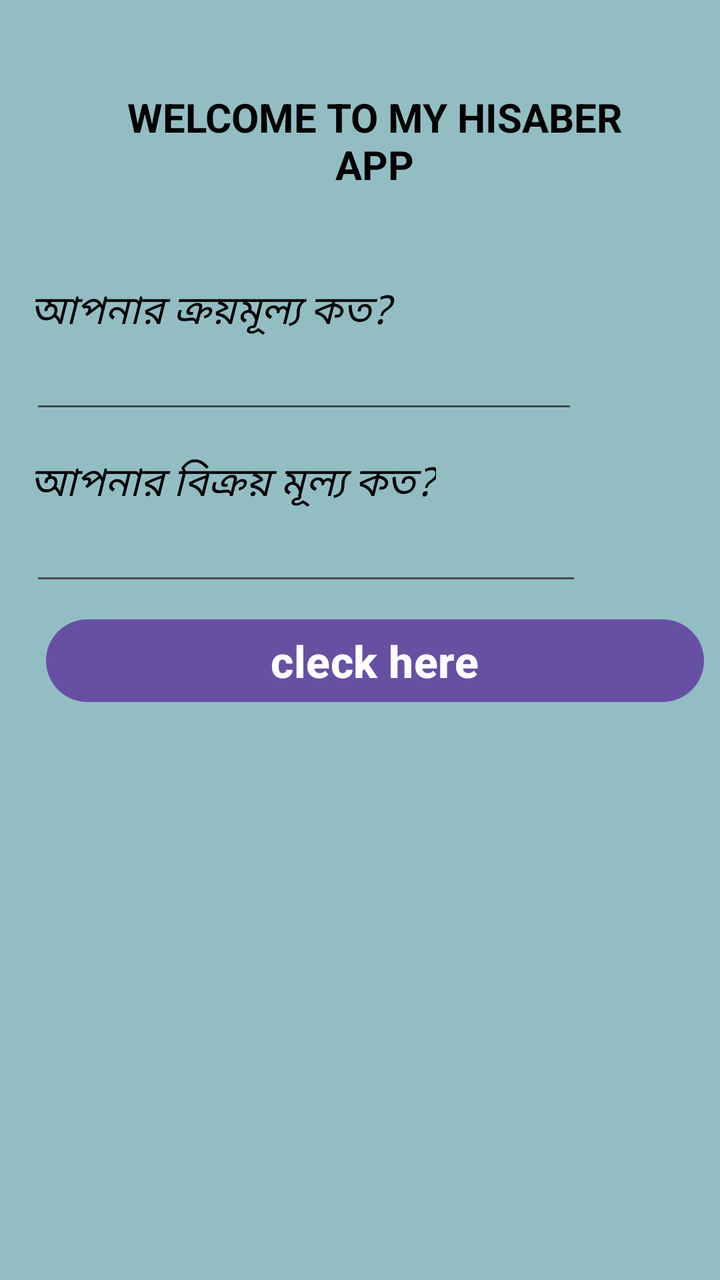
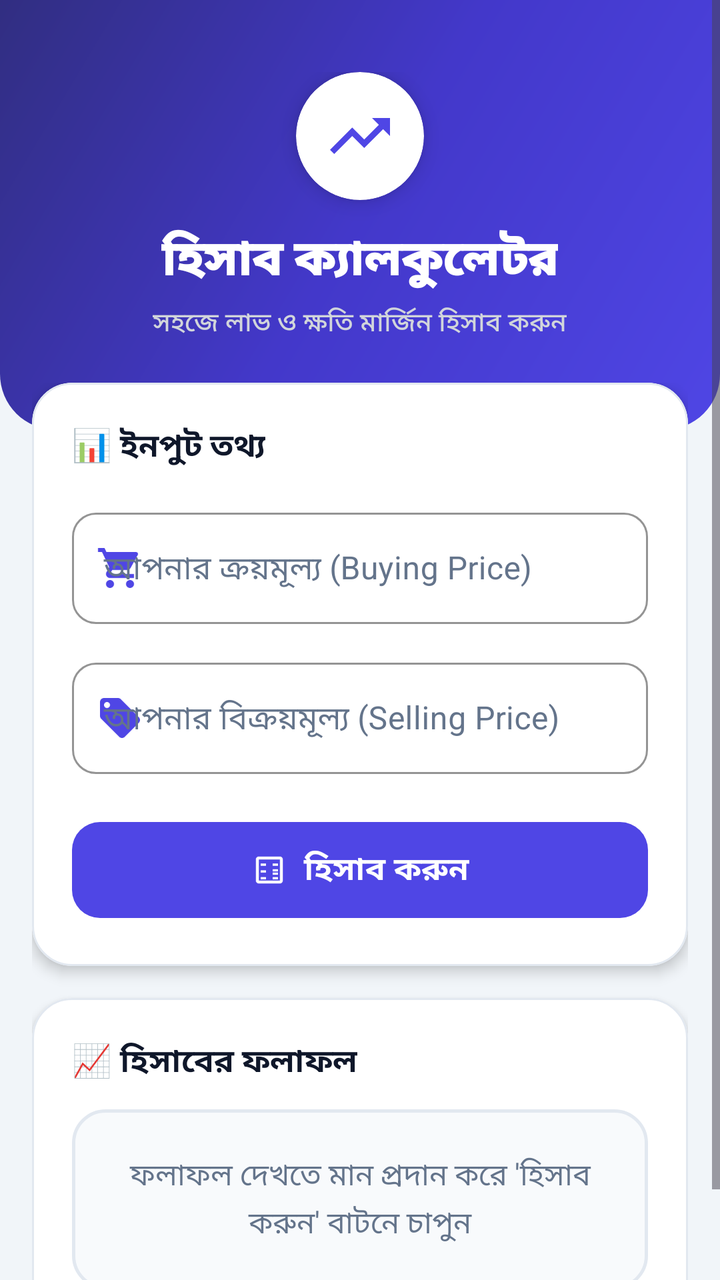

Two renders of the same Android screen: before a commit and after it. Below are the layout's source before the change and the commit's diff.
<!-- AndroidManifest.xml: application theme Theme.StartSeason2 -->
<!-- res/layout/activity_main.xml -->
<?xml version="1.0" encoding="utf-8"?>
<LinearLayout xmlns:android="http://schemas.android.com/apk/res/android"
    xmlns:app="http://schemas.android.com/apk/res-auto"
    xmlns:tools="http://schemas.android.com/tools"
    android:id="@+id/main"
    android:layout_width="match_parent"
    android:layout_height="match_parent"
    tools:context=".MainActivity"
    android:background="#92BEC3"
    android:orientation="vertical"
    android:paddingLeft="15dp"
    >

    <TextView
        android:layout_width="match_parent"
        android:layout_height="wrap_content"
        android:text="WELCOME TO MY HISABER APP"
        android:textSize="20sp"
        android:textColor="@color/black"
        android:textStyle="bold"
        android:gravity="center"
        android:layout_margin="45dp"
         />

    <TextView
        android:layout_width="match_parent"
        android:layout_height="wrap_content"
       android:text="আপনার ক্রয়মূল্য কত?"
        android:textSize="20sp"
        android:textStyle="italic"
        android:textColor="@color/black"

        />

    <EditText
        android:id="@+id/edbuy"
        android:layout_width="274dp"
        android:layout_height="wrap_content"
        android:inputType="numberDecimal"
        android:textColor="@color/black"
        />

    <TextView
        android:layout_width="wrap_content"
        android:layout_height="wrap_content"
        android:text="আপনার বিক্রয় মূল্য কত?"
        android:textSize="20sp"
        android:textColor="@color/black"
        android:textStyle="italic"
        android:layout_marginTop="15dp"

        />

    <EditText
        android:id="@+id/edsell"
        android:layout_width="276dp"
        android:layout_height="wrap_content"
        android:inputType="numberDecimal"
        android:textColor="@color/black"
        />

    <Button
        android:id="@+id/hisabbutton"
        android:layout_width="match_parent"
        android:layout_height="wrap_content"
        android:layout_margin="8dp"
        android:text="cleck here"
        android:textStyle="bold"
        android:textSize="22sp"
        />


    <TextView
        android:id="@+id/textdisplay"
        android:layout_width="match_parent"
        android:layout_height="wrap_content"
        android:textSize="20sp"
        android:textColor="@color/black"

        />




</LinearLayout>
<!-- resources referenced by this layout -->
<resources>
  <color name="black">#FF000000</color>
  <style name="Theme.StartSeason2" parent="Base.Theme.StartSeason2" />
  <style name="Base.Theme.StartSeason2" parent="Theme.Material3.DayNight.NoActionBar">
          
          
      </style>
</resources>

<!-- the commit's change to res/layout/activity_main.xml (unified diff, before → after) -->
@@ -1,85 +1,239 @@
 <?xml version="1.0" encoding="utf-8"?>
-<LinearLayout xmlns:android="http://schemas.android.com/apk/res/android"
+<ScrollView xmlns:android="http://schemas.android.com/apk/res/android"
     xmlns:app="http://schemas.android.com/apk/res-auto"
     xmlns:tools="http://schemas.android.com/tools"
     android:id="@+id/main"
     android:layout_width="match_parent"
     android:layout_height="match_parent"
-    tools:context=".MainActivity"
-    android:background="#92BEC3"
-    android:orientation="vertical"
-    android:paddingLeft="15dp"
-    >
-
-    <TextView
+    android:background="@color/bg_main"
+    android:fillViewport="true"
+    tools:context=".MainActivity">
+
+    <LinearLayout
         android:layout_width="match_parent"
         android:layout_height="wrap_content"
-        android:text="WELCOME TO MY HISABER APP"
-        android:textSize="20sp"
-        android:textColor="@color/black"
-        android:textStyle="bold"
-        android:gravity="center"
-        android:layout_margin="45dp"
-         />
-
-    <TextView
-        android:layout_width="match_parent"
-        android:layout_height="wrap_content"
-       android:text="আপনার ক্রয়মূল্য কত?"
-        android:textSize="20sp"
-        android:textStyle="italic"
-        android:textColor="@color/black"
-
-        />
-
-    <EditText
-        android:id="@+id/edbuy"
-        android:layout_width="274dp"
-        android:layout_height="wrap_content"
-        android:inputType="numberDecimal"
-        android:textColor="@color/black"
-        />
-
-    <TextView
-        android:layout_width="wrap_content"
-        android:layout_height="wrap_content"
-        android:text="আপনার বিক্রয় মূল্য কত?"
-        android:textSize="20sp"
-        android:textColor="@color/black"
-        android:textStyle="italic"
-        android:layout_marginTop="15dp"
-
-        />
-
-    <EditText
-        android:id="@+id/edsell"
-        android:layout_width="276dp"
-        android:layout_height="wrap_content"
-        android:inputType="numberDecimal"
-        android:textColor="@color/black"
-        />
-
-    <Button
-        android:id="@+id/hisabbutton"
-        android:layout_width="match_parent"
-        android:layout_height="wrap_content"
-        android:layout_margin="8dp"
-        android:text="cleck here"
-        android:textStyle="bold"
-        android:textSize="22sp"
-        />
-
-
-    <TextView
-        android:id="@+id/textdisplay"
-        android:layout_width="match_parent"
-        android:layout_height="wrap_content"
-        android:textSize="20sp"
-        android:textColor="@color/black"
-
-        />
-
-
-
-
-</LinearLayout>
+        android:orientation="vertical">
+
+        
+        <LinearLayout
+            android:layout_width="match_parent"
+            android:layout_height="wrap_content"
+            android:background="@drawable/bg_header_gradient"
+            android:gravity="center"
+            android:orientation="vertical"
+            android:paddingStart="24dp"
+            android:paddingTop="36dp"
+            android:paddingEnd="24dp"
+            android:paddingBottom="44dp">
+
+            <com.google.android.material.card.MaterialCardView
+                android:layout_width="64dp"
+                android:layout_height="64dp"
+                android:layout_marginBottom="12dp"
+                app:cardBackgroundColor="@color/white"
+                app:cardCornerRadius="32dp"
+                app:cardElevation="6dp"
+                app:strokeWidth="0dp">
+
+                <ImageView
+                    android:layout_width="36dp"
+                    android:layout_height="36dp"
+                    android:layout_gravity="center"
+                    android:contentDescription="App Icon"
+                    android:src="@drawable/ic_trending_up"
+                    app:tint="@color/primary" />
+            </com.google.android.material.card.MaterialCardView>
+
+            <TextView
+                android:layout_width="wrap_content"
+                android:layout_height="wrap_content"
+                android:fontFamily="sans-serif-black"
+                android:text="হিসাব ক্যালকুলেটর"
+                android:textColor="@color/white"
+                android:textSize="24sp"
+                android:textStyle="bold" />
+
+            <TextView
+                android:layout_width="wrap_content"
+                android:layout_height="wrap_content"
+                android:layout_marginTop="4dp"
+                android:fontFamily="sans-serif-medium"
+                android:text="সহজে লাভ ও ক্ষতি মার্জিন হিসাব করুন"
+                android:textColor="#D1D5DB"
+                android:textSize="13sp" />
+        </LinearLayout>
+
+        
+        <LinearLayout
+            android:layout_width="match_parent"
+            android:layout_height="wrap_content"
+            android:layout_marginTop="-24dp"
+            android:orientation="vertical"
+            android:paddingStart="16dp"
+            android:paddingEnd="16dp"
+            android:paddingBottom="24dp">
+
+            
+            <com.google.android.material.card.MaterialCardView
+                android:layout_width="match_parent"
+                android:layout_height="wrap_content"
+                app:cardBackgroundColor="@color/surface_card"
+                app:cardCornerRadius="20dp"
+                app:cardElevation="4dp"
+                app:strokeColor="@color/stroke_color"
+                app:strokeWidth="1dp">
+
+                <LinearLayout
+                    android:layout_width="match_parent"
+                    android:layout_height="wrap_content"
+                    android:orientation="vertical"
+                    android:padding="20dp">
+
+                    <TextView
+                        android:layout_width="wrap_content"
+                        android:layout_height="wrap_content"
+                        android:layout_marginBottom="16dp"
+                        android:fontFamily="sans-serif-medium"
+                        android:text="📊 ইনপুট তথ্য"
+                        android:textColor="@color/text_primary"
+                        android:textSize="16sp"
+                        android:textStyle="bold" />
+
+                    
+                    <com.google.android.material.textfield.TextInputLayout
+                        android:id="@+id/layoutBuy"
+                        style="@style/Widget.MaterialComponents.TextInputLayout.OutlinedBox"
+                        android:layout_width="match_parent"
+                        android:layout_height="wrap_content"
+                        android:layout_marginBottom="14dp"
+                        android:hint="আপনার ক্রয়মূল্য (Buying Price)"
+                        android:textColorHint="@color/text_secondary"
+                        app:boxCornerRadiusBottomEnd="12dp"
+                        app:boxCornerRadiusBottomStart="12dp"
+                        app:boxCornerRadiusTopEnd="12dp"
+                        app:boxCornerRadiusTopStart="12dp"
+                        app:boxStrokeColor="@color/primary"
+                        app:prefixText="৳ "
+                        app:prefixTextColor="@color/primary"
+                        app:startIconDrawable="@drawable/ic_shopping_cart"
+                        app:startIconTint="@color/primary">
+
+                        <com.google.android.material.textfield.TextInputEditText
+                            android:id="@+id/edbuy"
+                            android:layout_width="match_parent"
+                            android:layout_height="wrap_content"
+                            android:fontFamily="sans-serif"
+                            android:inputType="numberDecimal"
+                            android:textColor="@color/text_primary"
+                            android:textSize="16sp" />
+                    </com.google.android.material.textfield.TextInputLayout>
+
+                    
+                    <com.google.android.material.textfield.TextInputLayout
+                        android:id="@+id/layoutSell"
+                        style="@style/Widget.MaterialComponents.TextInputLayout.OutlinedBox"
+                        android:layout_width="match_parent"
+                        android:layout_height="wrap_content"
+                        android:layout_marginBottom="20dp"
+                        android:hint="আপনার বিক্রয়মূল্য (Selling Price)"
+                        android:textColorHint="@color/text_secondary"
+                        app:boxCornerRadiusBottomEnd="12dp"
+                        app:boxCornerRadiusBottomStart="12dp"
+                        app:boxCornerRadiusTopEnd="12dp"
+                        app:boxCornerRadiusTopStart="12dp"
+                        app:boxStrokeColor="@color/primary"
+                        app:prefixText="৳ "
+                        app:prefixTextColor="@color/primary"
+                        app:startIconDrawable="@drawable/ic_sell"
+                        app:startIconTint="@color/primary">
+
+                        <com.google.android.material.textfield.TextInputEditText
+                            android:id="@+id/edsell"
+                            android:layout_width="match_parent"
+                            android:layout_height="wrap_content"
+                            android:fontFamily="sans-serif"
+                            android:inputType="numberDecimal"
+                            android:textColor="@color/text_primary"
+                            android:textSize="16sp" />
+                    </com.google.android.material.textfield.TextInputLayout>
+
+                    
+                    <com.google.android.material.button.MaterialButton
+                        android:id="@+id/hisabbutton"
+                        android:layout_width="match_parent"
+                        android:layout_height="56dp"
+                        android:fontFamily="sans-serif-medium"
+                        android:letterSpacing="0.02"
+                        android:text="হিসাব করুন"
+                        android:textAllCaps="false"
+                        android:textColor="@color/white"
+                        android:textSize="16sp"
+                        android:textStyle="bold"
+                        app:backgroundTint="@color/primary"
+                        app:cornerRadius="14dp"
+                        app:elevation="4dp"
+                        app:icon="@drawable/ic_calculate"
+                        app:iconGravity="textStart"
+                        app:iconPadding="8dp"
+                        app:iconTint="@color/white" />
+
+                </LinearLayout>
+            </com.google.android.material.card.MaterialCardView>
+
+            
+            <com.google.android.material.card.MaterialCardView
+                android:layout_width="match_parent"
+                android:layout_height="wrap_content"
+                android:layout_marginTop="16dp"
+                app:cardBackgroundColor="@color/surface_card"
+                app:cardCornerRadius="20dp"
+                app:cardElevation="3dp"
+                app:strokeColor="@color/stroke_color"
+                app:strokeWidth="1dp">
+
+                <LinearLayout
+                    android:layout_width="match_parent"
+                    android:layout_height="wrap_content"
+                    android:orientation="vertical"
+                    android:padding="20dp">
+
+                    <TextView
+                        android:layout_width="wrap_content"
+                        android:layout_height="wrap_content"
+                        android:layout_marginBottom="12dp"
+                        android:fontFamily="sans-serif-medium"
+                        android:text="📈 হিসাবের ফলাফল"
+                        android:textColor="@color/text_primary"
+                        android:textSize="16sp"
+                        android:textStyle="bold" />
+
+                    
+                    <LinearLayout
+                        android:layout_width="match_parent"
+                        android:layout_height="wrap_content"
+                        android:background="@drawable/bg_result_box"
+                        android:gravity="center"
+                        android:minHeight="90dp"
+                        android:orientation="vertical"
+                        android:padding="16dp">
+
+                        <TextView
+                            android:id="@+id/textdisplay"
+                            android:layout_width="match_parent"
+                            android:layout_height="wrap_content"
+                            android:fontFamily="sans-serif"
+                            android:gravity="center"
+                            android:lineSpacingExtra="4dp"
+                            android:text="ফলাফল দেখতে মান প্রদান করে 'হিসাব করুন' বাটনে চাপুন"
+                            android:textColor="@color/text_secondary"
+                            android:textSize="15sp" />
+                    </LinearLayout>
+
+                </LinearLayout>
+            </com.google.android.material.card.MaterialCardView>
+
+        </LinearLayout>
+
+    </LinearLayout>
+
+</ScrollView>
<!-- resource entries referenced after the edit -->
@@ -1,10 +1,87 @@
 <!-- resources referenced by this layout -->
 <resources>
-  <color name="black">#FF000000</color>
+  <color name="bg_main">#F1F5F9</color>
+  <color name="primary">#4F46E5</color>
+  <color name="stroke_color">#E2E8F0</color>
+  <color name="surface_card">#FFFFFF</color>
+  <color name="text_primary">#0F172A</color>
+  <color name="text_secondary">#64748B</color>
+  <color name="white">#FFFFFFFF</color>
+  <!-- drawable bg_header_gradient (drawable) -->
+  <?xml version="1.0" encoding="utf-8"?>
+  <shape xmlns:android="http://schemas.android.com/apk/res/android"
+      android:shape="rectangle">
+      <gradient
+          android:startColor="#4F46E5"
+          android:centerColor="#4338CA"
+          android:endColor="#312E81"
+          android:angle="135" />
+      <corners
+          android:bottomLeftRadius="28dp"
+          android:bottomRightRadius="28dp" />
+  </shape>
+  <!-- drawable bg_result_box (drawable) -->
+  <?xml version="1.0" encoding="utf-8"?>
+  <shape xmlns:android="http://schemas.android.com/apk/res/android"
+      android:shape="rectangle">
+      <solid android:color="#F8FAFC" />
+      <stroke
+          android:width="1.5dp"
+          android:color="#E2E8F0" />
+      <corners android:radius="16dp" />
+  </shape>
+  <!-- drawable ic_calculate (drawable) -->
+  <vector xmlns:android="http://schemas.android.com/apk/res/android"
+      android:width="24dp"
+      android:height="24dp"
+      android:viewportWidth="24"
+      android:viewportHeight="24">
+    <path
+        android:fillColor="@color/primary"
+        android:pathData="M19,3H5C3.9,3 3,3.9 3,5v14c0,1.1 0.9,2 2,2h14c1.1,0 2,-0.9 2,-2V5C21,3.9 20.1,3 19,3zM19,19H5V5h14V19z"/>
+    <path
+        android:fillColor="@color/primary"
+        android:pathData="M6.25,7.72h3.5v1.5h-3.5zM14.25,7.72h3.5v1.5h-3.5zM6.25,12.22h3.5v1.5h-3.5zM14.25,11.47h3.5v1.5h-3.5zM14.25,13.72h3.5v1.5h-3.5zM6.25,16.72h3.5v1.5h-3.5zM14.25,16.72h3.5v1.5h-3.5z"/>
+  </vector>
+  <!-- drawable ic_sell (drawable) -->
+  <vector xmlns:android="http://schemas.android.com/apk/res/android"
+      android:width="24dp"
+      android:height="24dp"
+      android:viewportWidth="24"
+      android:viewportHeight="24">
+    <path
+        android:fillColor="@color/primary"
+        android:pathData="M21.41,11.58l-9,-9C12.05,2.22 11.55,2 11,2H4c-1.1,0 -2,0.9 -2,2v7c0,0.55 0.22,1.05 0.59,1.42l9,9c0.36,0.36 0.86,0.58 1.41,0.58s1.05,-0.22 1.41,-0.59l7,-7c0.37,-0.36 0.59,-0.86 0.59,-1.41s-0.23,-1.06 -0.59,-1.42zM5.5,7C4.67,7 4,6.33 4,5.5S4.67,4 5.5,4 7,4.67 7,5.5 6.33,7 5.5,7z"/>
+  </vector>
+  <!-- drawable ic_shopping_cart (drawable) -->
+  <vector xmlns:android="http://schemas.android.com/apk/res/android"
+      android:width="24dp"
+      android:height="24dp"
+      android:viewportWidth="24"
+      android:viewportHeight="24">
+    <path
+        android:fillColor="@color/primary"
+        android:pathData="M7,18c-1.1,0 -1.99,0.9 -1.99,2S5.9,22 7,22s2,-0.9 2,-2 -0.9,-2 -2,-2zM1,2v2h2l3.6,7.59 -1.35,2.45c-0.16,0.28 -0.25,0.61 -0.25,0.96 0,1.1 0.9,2 2,2h12v-2H7.42c-0.14,0 -0.25,-0.11 -0.25,-0.25l0.03,-0.12 0.9,-1.63h7.45c0.75,0 1.41,-0.41 1.75,-1.03l3.58,-6.49c0.08,-0.14 0.12,-0.31 0.12,-0.48 0,-0.55 -0.45,-1 -1,-1H5.21l-0.94,-2H1zm16,16c-1.1,0 -1.99,0.9 -1.99,2s0.89,2 1.99,2 2,-0.9 2,-2 -0.9,-2 -2,-2z"/>
+  </vector>
+  <!-- drawable ic_trending_up (drawable) -->
+  <vector xmlns:android="http://schemas.android.com/apk/res/android"
+      android:width="24dp"
+      android:height="24dp"
+      android:viewportWidth="24"
+      android:viewportHeight="24">
+    <path
+        android:fillColor="@color/primary"
+        android:pathData="M16,6l2.29,2.29-4.88,4.88-4,-4L2,16.59 3.41,18l6,-6 4,4 6.3,-6.29L22,12V6z"/>
+  </vector>
   <style name="Theme.StartSeason2" parent="Base.Theme.StartSeason2" />
   <style name="Base.Theme.StartSeason2" parent="Theme.Material3.DayNight.NoActionBar">
           
-          
+          <item name="colorPrimary">@color/primary</item>
+          <item name="colorSecondary">@color/accent</item>
+          <item name="android:statusBarColor">@color/primary_dark</item>
+          <item name="android:navigationBarColor">@color/bg_main</item>
       </style>
+  <color name="accent">#06B6D4</color>
+  <color name="primary_dark">#3730A3</color>
 </resources>
 
